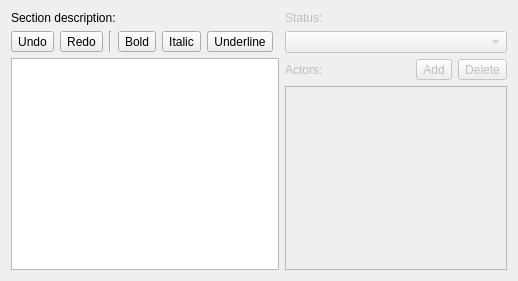
Old version of the form plugins/semanticitems/authorsection/CAuSectionRdfEditWidget.ui in the repository KDE/calligra.
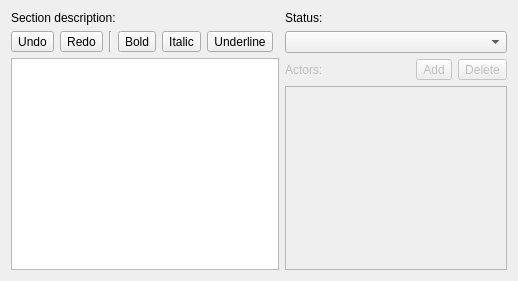
New version of the form. Custom widgets are drawn as their Qt base class.

Commit message: Added a status prop to section

Diff of the .ui file:
```diff
--- a/plugins/semanticitems/authorsection/CAuSectionRdfEditWidget.ui
+++ b/plugins/semanticitems/authorsection/CAuSectionRdfEditWidget.ui
@@ -95,9 +95,6 @@
     <layout class="QVBoxLayout" name="verticalLayout_2">
      <item>
       <widget class="QLabel" name="statusLabel">
-       <property name="enabled">
-        <bool>false</bool>
-       </property>
        <property name="text">
         <string>Status:</string>
        </property>
@@ -107,11 +104,7 @@
       </widget>
      </item>
      <item>
-      <widget class="QComboBox" name="statusComboBox">
-       <property name="enabled">
-        <bool>false</bool>
-       </property>
-      </widget>
+      <widget class="QComboBox" name="statusComboBox"/>
      </item>
      <item>
       <layout class="QHBoxLayout" name="horizontalLayout_3">
```
The commit also changes 3 other files.
